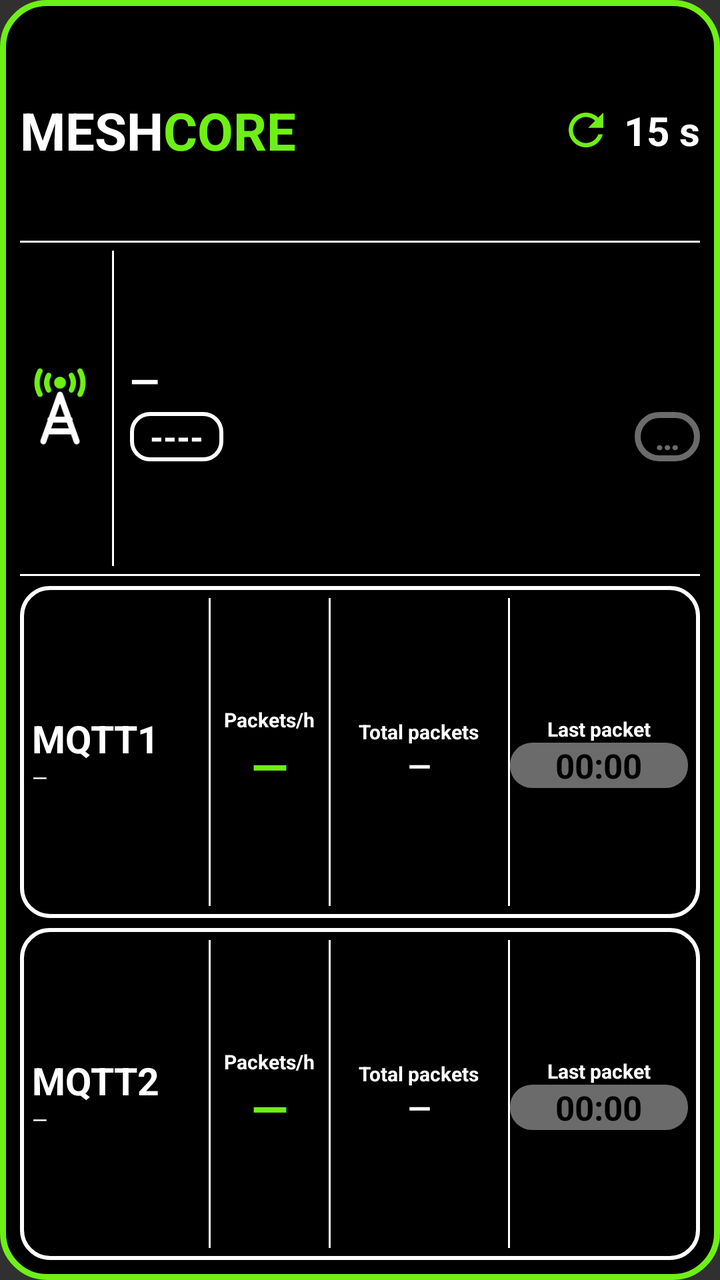
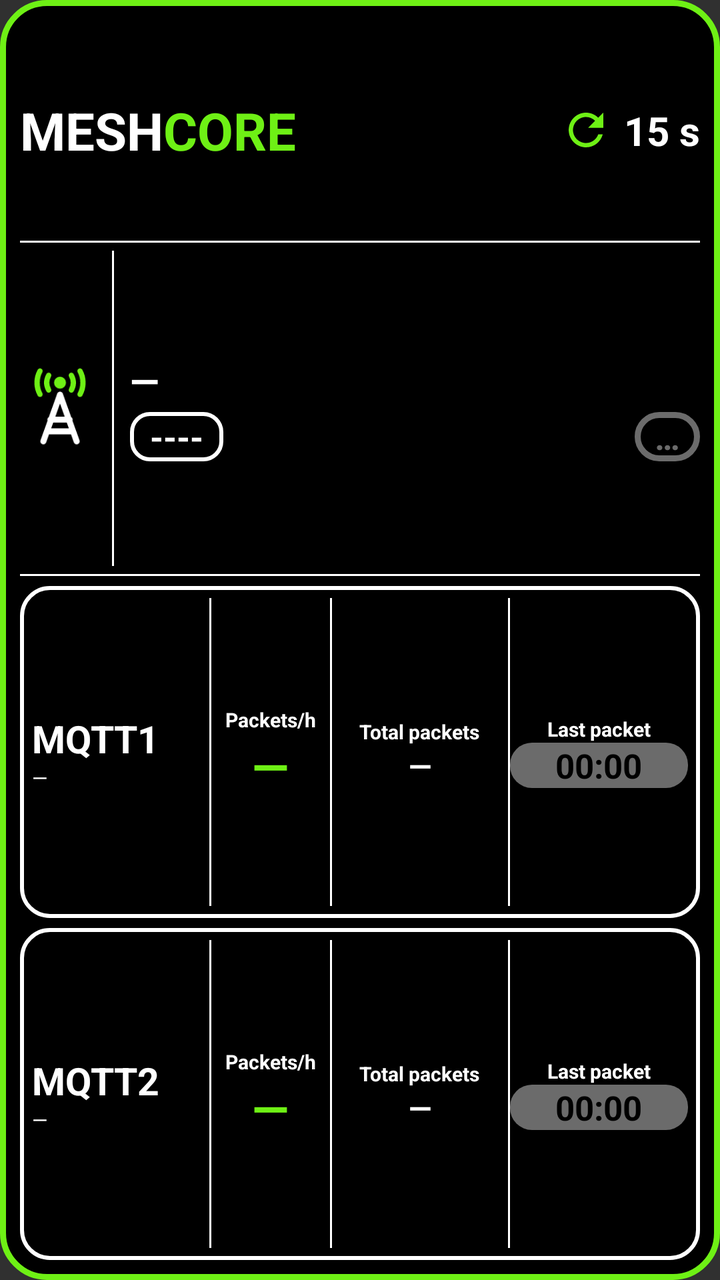

Screens rendered from an Android XML layout before and after an edit, with the pre-edit source and the edit as a unified diff.
<!-- AndroidManifest.xml: application theme android:Theme.Material.NoActionBar -->
<!-- res/layout/widget_observer.xml -->
<?xml version="1.0" encoding="utf-8"?>
<LinearLayout xmlns:android="http://schemas.android.com/apk/res/android"
    android:id="@+id/widget_root"
    android:layout_width="match_parent"
    android:layout_height="match_parent"
    android:orientation="vertical"
    android:padding="10dp"
    android:background="@drawable/widget_bg">

    
    <LinearLayout
        android:layout_width="match_parent"
        android:layout_height="0dp"
        android:layout_weight="2"
        android:orientation="horizontal"
        android:gravity="center_vertical">
        <TextView android:layout_width="wrap_content" android:layout_height="wrap_content"
            android:text="MESH" android:textColor="#FFFFFF" android:textStyle="bold" android:textSize="26sp" android:maxLines="1"/>
        <TextView android:layout_width="wrap_content" android:layout_height="wrap_content"
            android:text="CORE" android:textColor="#6EF015" android:textStyle="bold" android:textSize="26sp" android:maxLines="1"/>
        <FrameLayout android:layout_width="0dp" android:layout_height="1dp" android:layout_weight="1"/>
        <ImageView android:id="@+id/refresh_icon" android:layout_width="26dp" android:layout_height="26dp"
            android:src="@drawable/ic_refresh" android:contentDescription="@null"/>
        <TextView android:id="@+id/interval_text" android:layout_width="wrap_content" android:layout_height="wrap_content"
            android:layout_marginStart="6dp" android:text="15 s" android:textColor="#FFFFFF" android:textStyle="bold" android:textSize="20sp" android:maxLines="1"/>
    </LinearLayout>

    <FrameLayout android:layout_width="match_parent" android:layout_height="1dp" android:background="#FFFFFF"/>

    
    <LinearLayout
        android:layout_width="match_parent"
        android:layout_height="0dp"
        android:layout_weight="3"
        android:orientation="horizontal"
        android:gravity="center_vertical"
        android:paddingTop="4dp" android:paddingBottom="4dp">
        <ImageView android:layout_width="40dp" android:layout_height="40dp"
            android:src="@drawable/ic_tower" android:contentDescription="@null"/>
        <FrameLayout android:layout_width="1dp" android:layout_height="match_parent" android:layout_marginStart="6dp" android:layout_marginEnd="8dp" android:background="#FFFFFF"/>
        <LinearLayout android:layout_width="0dp" android:layout_height="wrap_content" android:layout_weight="1" android:orientation="vertical">
            <TextView android:id="@+id/obs_name" android:layout_width="match_parent" android:layout_height="wrap_content"
                android:text="—" android:textColor="#FFFFFF" android:textStyle="bold" android:textSize="19sp" android:maxLines="1" android:ellipsize="end"/>
            <LinearLayout android:layout_width="match_parent" android:layout_height="wrap_content" android:orientation="horizontal" android:gravity="center_vertical" android:layout_marginTop="3dp">
                <TextView android:id="@+id/obs_hash" android:layout_width="wrap_content" android:layout_height="wrap_content"
                    android:background="@drawable/badge_outline" android:paddingStart="10dp" android:paddingEnd="10dp" android:paddingTop="1dp" android:paddingBottom="1dp"
                    android:text="----" android:textColor="#FFFFFF" android:textStyle="bold" android:textSize="17sp" android:maxLines="1"/>
                <FrameLayout android:layout_width="0dp" android:layout_height="1dp" android:layout_weight="1"/>
                <TextView android:id="@+id/obs_live" android:layout_width="wrap_content" android:layout_height="wrap_content"
                    android:background="@drawable/live_gray" android:paddingStart="10dp" android:paddingEnd="10dp" android:paddingTop="1dp" android:paddingBottom="1dp"
                    android:text="…" android:textColor="#6B6B6B" android:textStyle="bold" android:textSize="17sp" android:maxLines="1"/>
            </LinearLayout>
        </LinearLayout>
    </LinearLayout>

    <FrameLayout android:layout_width="match_parent" android:layout_height="1dp" android:background="#FFFFFF" android:layout_marginBottom="5dp"/>

    
    <LinearLayout
        android:layout_width="match_parent" android:layout_height="0dp" android:layout_weight="3"
        android:orientation="horizontal" android:gravity="center_vertical"
        android:background="@drawable/card_outline" android:padding="6dp">
        <LinearLayout android:layout_width="0dp" android:layout_height="wrap_content" android:layout_weight="3" android:orientation="vertical">
            <TextView android:layout_width="wrap_content" android:layout_height="wrap_content" android:text="MQTT1" android:textColor="#FFFFFF" android:textStyle="bold" android:textSize="19sp" android:maxLines="1"/>
            <TextView android:id="@+id/m1_host" android:layout_width="match_parent" android:layout_height="wrap_content" android:text="—" android:textColor="#FFFFFF" android:textSize="10sp" android:maxLines="1" android:ellipsize="end"/>
        </LinearLayout>
        <FrameLayout android:layout_width="1dp" android:layout_height="match_parent" android:background="#FFFFFF"/>
        <LinearLayout android:layout_width="0dp" android:layout_height="wrap_content" android:layout_weight="2" android:orientation="vertical" android:gravity="center_horizontal">
            <TextView android:layout_width="wrap_content" android:layout_height="wrap_content" android:text="Packets/h" android:textColor="#FFFFFF" android:textStyle="bold" android:textSize="10sp" android:maxLines="1"/>
            <TextView android:id="@+id/m1_hour" android:layout_width="wrap_content" android:layout_height="wrap_content" android:text="—" android:textColor="#6EF015" android:textStyle="bold" android:textSize="24sp" android:maxLines="1"/>
        </LinearLayout>
        <FrameLayout android:layout_width="1dp" android:layout_height="match_parent" android:background="#FFFFFF"/>
        <LinearLayout android:layout_width="0dp" android:layout_height="wrap_content" android:layout_weight="3" android:orientation="vertical" android:gravity="center_horizontal">
            <TextView android:layout_width="wrap_content" android:layout_height="wrap_content" android:text="Total packets" android:textColor="#FFFFFF" android:textStyle="bold" android:textSize="10sp" android:maxLines="1"/>
            <TextView android:id="@+id/m1_total" android:layout_width="wrap_content" android:layout_height="wrap_content" android:text="—" android:textColor="#FFFFFF" android:textStyle="bold" android:textSize="15sp" android:maxLines="1"/>
        </LinearLayout>
        <FrameLayout android:layout_width="1dp" android:layout_height="match_parent" android:background="#FFFFFF"/>
        <LinearLayout android:layout_width="0dp" android:layout_height="wrap_content" android:layout_weight="3" android:orientation="vertical" android:gravity="center_horizontal">
            <TextView android:layout_width="wrap_content" android:layout_height="wrap_content" android:text="Last packet" android:textColor="#FFFFFF" android:textStyle="bold" android:textSize="10sp" android:maxLines="1"/>
            <Chronometer android:id="@+id/m1_last" android:layout_width="match_parent" android:layout_height="wrap_content" android:gravity="center" android:background="@drawable/pill_gray" android:text="—" android:textColor="#000000" android:textStyle="bold" android:textSize="17sp" android:maxLines="1"/>
        </LinearLayout>
    </LinearLayout>

    <FrameLayout android:layout_width="match_parent" android:layout_height="5dp"/>

    
    <LinearLayout
        android:layout_width="match_parent" android:layout_height="0dp" android:layout_weight="3"
        android:orientation="horizontal" android:gravity="center_vertical"
        android:background="@drawable/card_outline" android:padding="6dp">
        <LinearLayout android:layout_width="0dp" android:layout_height="wrap_content" android:layout_weight="3" android:orientation="vertical">
            <TextView android:layout_width="wrap_content" android:layout_height="wrap_content" android:text="MQTT2" android:textColor="#FFFFFF" android:textStyle="bold" android:textSize="19sp" android:maxLines="1"/>
            <TextView android:id="@+id/m2_host" android:layout_width="match_parent" android:layout_height="wrap_content" android:text="—" android:textColor="#FFFFFF" android:textSize="10sp" android:maxLines="1" android:ellipsize="end"/>
        </LinearLayout>
        <FrameLayout android:layout_width="1dp" android:layout_height="match_parent" android:background="#FFFFFF"/>
        <LinearLayout android:layout_width="0dp" android:layout_height="wrap_content" android:layout_weight="2" android:orientation="vertical" android:gravity="center_horizontal">
            <TextView android:layout_width="wrap_content" android:layout_height="wrap_content" android:text="Packets/h" android:textColor="#FFFFFF" android:textStyle="bold" android:textSize="10sp" android:maxLines="1"/>
            <TextView android:id="@+id/m2_hour" android:layout_width="wrap_content" android:layout_height="wrap_content" android:text="—" android:textColor="#6EF015" android:textStyle="bold" android:textSize="24sp" android:maxLines="1"/>
        </LinearLayout>
        <FrameLayout android:layout_width="1dp" android:layout_height="match_parent" android:background="#FFFFFF"/>
        <LinearLayout android:layout_width="0dp" android:layout_height="wrap_content" android:layout_weight="3" android:orientation="vertical" android:gravity="center_horizontal">
            <TextView android:layout_width="wrap_content" android:layout_height="wrap_content" android:text="Total packets" android:textColor="#FFFFFF" android:textStyle="bold" android:textSize="10sp" android:maxLines="1"/>
            <TextView android:id="@+id/m2_total" android:layout_width="wrap_content" android:layout_height="wrap_content" android:text="—" android:textColor="#FFFFFF" android:textStyle="bold" android:textSize="15sp" android:maxLines="1"/>
        </LinearLayout>
        <FrameLayout android:layout_width="1dp" android:layout_height="match_parent" android:background="#FFFFFF"/>
        <LinearLayout android:layout_width="0dp" android:layout_height="wrap_content" android:layout_weight="3" android:orientation="vertical" android:gravity="center_horizontal">
            <TextView android:layout_width="wrap_content" android:layout_height="wrap_content" android:text="Last packet" android:textColor="#FFFFFF" android:textStyle="bold" android:textSize="10sp" android:maxLines="1"/>
            <Chronometer android:id="@+id/m2_last" android:layout_width="match_parent" android:layout_height="wrap_content" android:gravity="center" android:background="@drawable/pill_gray" android:text="—" android:textColor="#000000" android:textStyle="bold" android:textSize="17sp" android:maxLines="1"/>
        </LinearLayout>
    </LinearLayout>
</LinearLayout>
<!-- resources referenced by this layout -->
<resources>
  <!-- drawable badge_outline (drawable) -->
  <?xml version="1.0" encoding="utf-8"?>
  <shape xmlns:android="http://schemas.android.com/apk/res/android" android:shape="rectangle">
      <solid android:color="#000000"/>
      <stroke android:width="2dp" android:color="#FFFFFF"/>
      <corners android:radius="9dp"/>
  </shape>
  <!-- drawable card_outline (drawable) -->
  <?xml version="1.0" encoding="utf-8"?>
  <shape xmlns:android="http://schemas.android.com/apk/res/android" android:shape="rectangle">
      <solid android:color="#000000"/>
      <stroke android:width="2dp" android:color="#FFFFFF"/>
      <corners android:radius="14dp"/>
  </shape>
  <!-- drawable ic_refresh (drawable) -->
  <?xml version="1.0" encoding="utf-8"?>
  <vector xmlns:android="http://schemas.android.com/apk/res/android" android:width="24dp" android:height="24dp" android:viewportWidth="24" android:viewportHeight="24">
      <path android:fillColor="#6EF015" android:pathData="M17.65,6.35C16.2,4.9 14.21,4 12,4c-4.42,0 -7.99,3.58 -7.99,8s3.57,8 7.99,8c3.73,0 6.84,-2.55 7.73,-6h-2.08c-0.82,2.33 -3.04,4 -5.65,4 -3.31,0 -6,-2.69 -6,-6s2.69,-6 6,-6c1.66,0 3.14,0.69 4.22,1.78L13,11h7V4l-2.35,2.35z"/>
  </vector>
  <!-- drawable ic_tower (drawable) -->
  <?xml version="1.0" encoding="utf-8"?>
  <vector xmlns:android="http://schemas.android.com/apk/res/android" android:width="48dp" android:height="48dp" android:viewportWidth="24" android:viewportHeight="24">
      <path android:fillColor="#6EF015" android:pathData="M12,4.4m-1.8,0a1.8,1.8 0,1 1,3.6 0a1.8,1.8 0,1 1,-3.6 0"/>
      <path android:strokeColor="#6EF015" android:strokeWidth="1.6" android:strokeLineCap="round" android:pathData="M8.6,2.2A4.6,4.6 0,0 0,8.6,6.6M15.4,2.2A4.6,4.6 0,0 1,15.4,6.6M6,0.9A7.4,7.4 0,0 0,6,7.9M18,0.9A7.4,7.4 0,0 1,18,7.9"/>
      <path android:strokeColor="#FFFFFF" android:strokeWidth="1.8" android:strokeLineCap="round" android:strokeLineJoin="round" android:pathData="M12,8L7,22M12,8L17,22M9.1,15.5L14.9,15.5M8.2,19L15.8,19"/>
  </vector>
  <!-- drawable live_gray (drawable) -->
  <?xml version="1.0" encoding="utf-8"?>
  <shape xmlns:android="http://schemas.android.com/apk/res/android" android:shape="rectangle">
      <solid android:color="#000000"/>
      <stroke android:width="3dp" android:color="#6B6B6B"/>
      <corners android:radius="12dp"/>
  </shape>
  <!-- drawable pill_gray (drawable) -->
  <?xml version="1.0" encoding="utf-8"?>
  <shape xmlns:android="http://schemas.android.com/apk/res/android" android:shape="rectangle">
      <solid android:color="#6B6B6B"/>
      <corners android:radius="11dp"/>
  </shape>
  <!-- drawable widget_bg (drawable) -->
  <?xml version="1.0" encoding="utf-8"?>
  <shape xmlns:android="http://schemas.android.com/apk/res/android" android:shape="rectangle">
      <solid android:color="#000000"/>
      <stroke android:width="3dp" android:color="#6EF015"/>
      <corners android:radius="22dp"/>
  </shape>
</resources>

<!-- the commit's change to res/layout/widget_observer.xml (unified diff, before → after) -->
@@ -69,10 +69,12 @@
             <TextView android:layout_width="wrap_content" android:layout_height="wrap_content" android:text="Packets/h" android:textColor="#FFFFFF" android:textStyle="bold" android:textSize="10sp" android:maxLines="1"/>
             <TextView android:id="@+id/m1_hour" android:layout_width="wrap_content" android:layout_height="wrap_content" android:text="—" android:textColor="#6EF015" android:textStyle="bold" android:textSize="24sp" android:maxLines="1"/>
         </LinearLayout>
+        <LinearLayout android:id="@+id/m1_total_col" android:layout_width="0dp" android:layout_height="match_parent" android:layout_weight="3" android:orientation="horizontal" android:gravity="center_vertical">
         <FrameLayout android:layout_width="1dp" android:layout_height="match_parent" android:background="#FFFFFF"/>
-        <LinearLayout android:layout_width="0dp" android:layout_height="wrap_content" android:layout_weight="3" android:orientation="vertical" android:gravity="center_horizontal">
+        <LinearLayout android:layout_width="0dp" android:layout_height="wrap_content" android:layout_weight="1" android:orientation="vertical" android:gravity="center_horizontal">
             <TextView android:layout_width="wrap_content" android:layout_height="wrap_content" android:text="Total packets" android:textColor="#FFFFFF" android:textStyle="bold" android:textSize="10sp" android:maxLines="1"/>
             <TextView android:id="@+id/m1_total" android:layout_width="wrap_content" android:layout_height="wrap_content" android:text="—" android:textColor="#FFFFFF" android:textStyle="bold" android:textSize="15sp" android:maxLines="1"/>
+        </LinearLayout>
         </LinearLayout>
         <FrameLayout android:layout_width="1dp" android:layout_height="match_parent" android:background="#FFFFFF"/>
         <LinearLayout android:layout_width="0dp" android:layout_height="wrap_content" android:layout_weight="3" android:orientation="vertical" android:gravity="center_horizontal">
@@ -97,10 +99,12 @@
             <TextView android:layout_width="wrap_content" android:layout_height="wrap_content" android:text="Packets/h" android:textColor="#FFFFFF" android:textStyle="bold" android:textSize="10sp" android:maxLines="1"/>
             <TextView android:id="@+id/m2_hour" android:layout_width="wrap_content" android:layout_height="wrap_content" android:text="—" android:textColor="#6EF015" android:textStyle="bold" android:textSize="24sp" android:maxLines="1"/>
         </LinearLayout>
+        <LinearLayout android:id="@+id/m2_total_col" android:layout_width="0dp" android:layout_height="match_parent" android:layout_weight="3" android:orientation="horizontal" android:gravity="center_vertical">
         <FrameLayout android:layout_width="1dp" android:layout_height="match_parent" android:background="#FFFFFF"/>
-        <LinearLayout android:layout_width="0dp" android:layout_height="wrap_content" android:layout_weight="3" android:orientation="vertical" android:gravity="center_horizontal">
+        <LinearLayout android:layout_width="0dp" android:layout_height="wrap_content" android:layout_weight="1" android:orientation="vertical" android:gravity="center_horizontal">
             <TextView android:layout_width="wrap_content" android:layout_height="wrap_content" android:text="Total packets" android:textColor="#FFFFFF" android:textStyle="bold" android:textSize="10sp" android:maxLines="1"/>
             <TextView android:id="@+id/m2_total" android:layout_width="wrap_content" android:layout_height="wrap_content" android:text="—" android:textColor="#FFFFFF" android:textStyle="bold" android:textSize="15sp" android:maxLines="1"/>
+        </LinearLayout>
         </LinearLayout>
         <FrameLayout android:layout_width="1dp" android:layout_height="match_parent" android:background="#FFFFFF"/>
         <LinearLayout android:layout_width="0dp" android:layout_height="wrap_content" android:layout_weight="3" android:orientation="vertical" android:gravity="center_horizontal">
